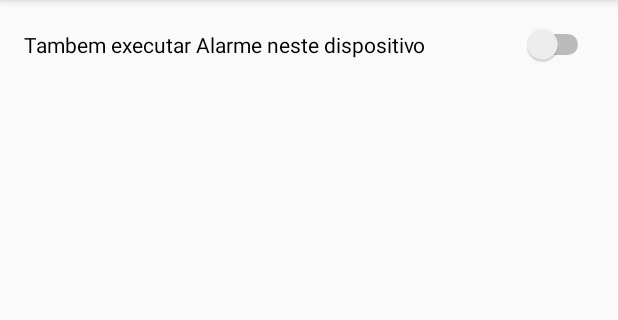
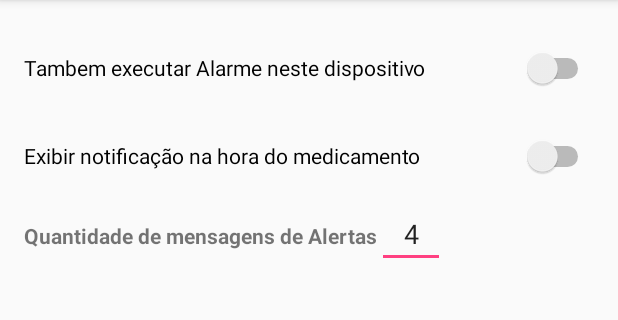
Before and after one commit to Nirvana16/Ajude, an Android app: the OpcoesActivity screen opened directly, with no data from a screen before it, on a phone screen of 412 x 824 dp, the part 84-404 px from its top. Run offline under Robolectric (Android 15) with nearby library versions, the phone set to English and light mode, and no system bars.

Commit message:
Atualizado Doc. Implementado Activity Opcoes. Implementado campos. Diagrama atualizado

```diff
--- a/app/src/main/res/layout/activity_opcoes.xml
+++ b/app/src/main/res/layout/activity_opcoes.xml
@@ -14,12 +14,47 @@
     <LinearLayout
         android:orientation="vertical"
         android:layout_width="match_parent"
-        android:layout_height="match_parent">
+        android:layout_height="match_parent"
+        android:weightSum="1">
 
         <Switch
             android:text="Tambem executar Alarme neste dispositivo"
             android:layout_width="match_parent"
             android:layout_height="wrap_content"
-            android:id="@+id/switch1" />
+            android:id="@+id/switch1"
+            android:layout_weight="0.05" />
+
+        <Switch
+            android:text="Exibir notificação na hora do medicamento"
+            android:layout_width="match_parent"
+            android:layout_height="wrap_content"
+            android:id="@+id/switch1"
+            android:layout_weight="0.05" />
+
+        <LinearLayout
+            android:orientation="horizontal"
+            android:layout_width="wrap_content"
+            android:layout_height="wrap_content">
+
+            <TextView
+                android:text="Quantidade de mensagens de Alertas"
+                android:layout_width="wrap_content"
+                android:layout_height="34dp"
+                android:id="@+id/tvQtdMensagensAlerta"
+                android:textStyle="bold"/>
+
+            <EditText
+                android:layout_width="45dp"
+                android:layout_height="wrap_content"
+                android:inputType="number"
+                android:ems="10"
+                android:id="@+id/editText"
+                android:text="4"
+                android:textAlignment="center"/>
+
+
+        </LinearLayout>
+
+
     </LinearLayout>
 </RelativeLayout>
--- a/app/src/main/res/values/strings.xml
+++ b/app/src/main/res/values/strings.xml
@@ -13,6 +13,7 @@
     <string name="medicamentoNome">Nome do Medicamento</string>
     <string name="medicamentoDescricao">Descrição do Medicamento</string>
     <string name="medicamentoHoraDeUso">Horario de Uso</string>
+    <string name="medicamentoDosagem">Dosagem</string>
     <string name="medicamentoDataInicio">Data de Inicio</string>
     <string name="medicamentoDataTermino">Data de Termino</string>
     <string name="medicamentoPosologia">Posologia</string>
```
Also changed, not shown: app/src/main/res/layout/activity_medicamento_cadastro.xml (+21 -4 lines), 1 other file.
